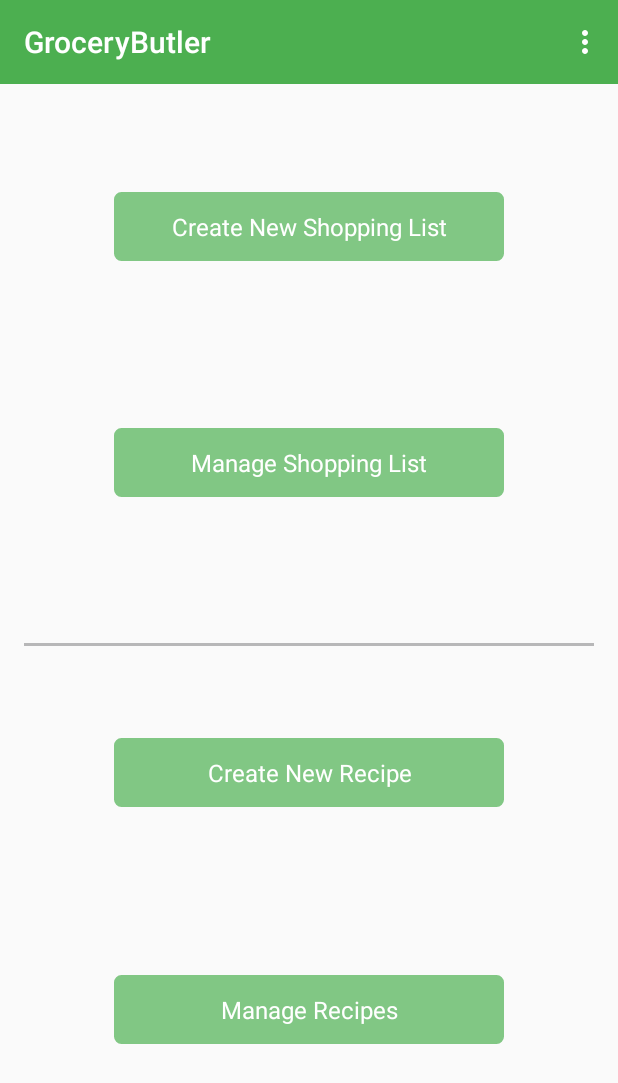
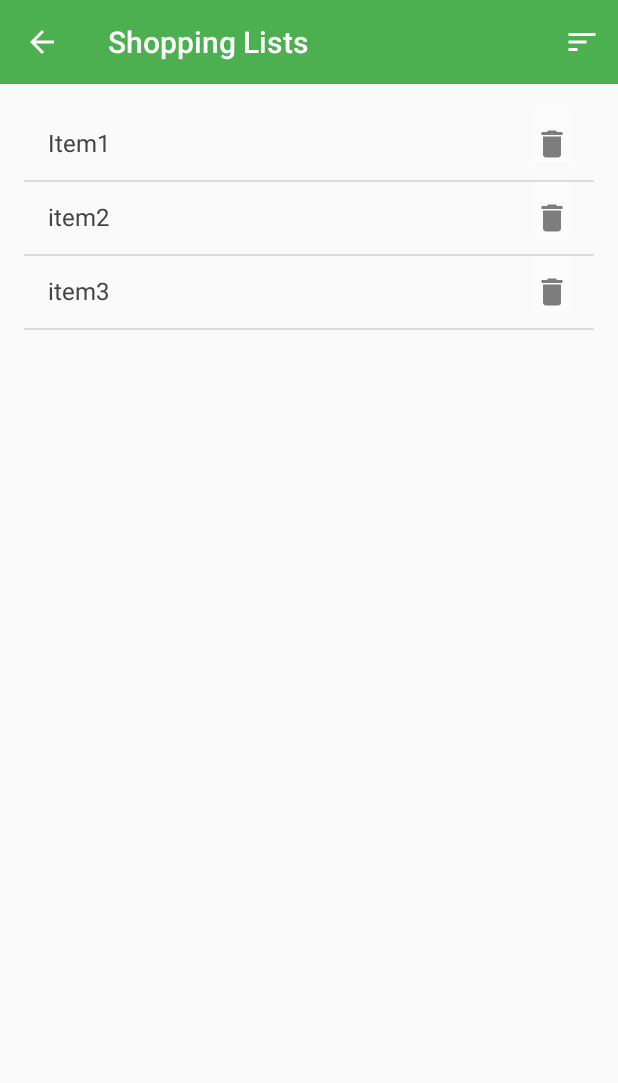
Before and after one commit to lawrencesmns/cmsc495, an Android app: the screen it shows after launch (MainActivity before the commit, ManageShoppingLists after it), after a tap on "Manage Shopping List", on a phone screen of 412 x 824 dp. Shown: the top 1083 px of the screen. Run offline under Robolectric (Android 15) with nearby library versions, the phone set to English and light mode, and no system bars.

Commit message:
Added activity Added ManageShoppingLists activity
Added Vector Images
Added Sort icon for sorting shopping lists and Delete icon for deleting lists

Updated strings.xml
Added string values to strings.xml

```diff
--- a/app/build.gradle
+++ b/app/build.gradle
@@ -29,4 +29,6 @@ dependencies {
     compile "com.android.support:appcompat-v7:${supportLibVersion}"
     compile "com.android.support:support-v4:${supportLibVersion}"
     compile "com.android.support:design:${supportLibVersion}"
+    compile 'com.android.support:support-v4:23.4.0'
+    compile 'com.android.support:recyclerview-v7:23.4.0'
 }
--- a/app/src/main/AndroidManifest.xml
+++ b/app/src/main/AndroidManifest.xml
@@ -7,7 +7,7 @@
         android:icon="@mipmap/ic_launcher"
         android:label="@string/app_name"
         android:supportsRtl="true"
-        android:theme="@style/AppTheme">
+        android:theme="@style/AppTheme.NoActionBar">
         <activity android:name=".Objects.MainActivity">
             <intent-filter>
                 <action android:name="android.intent.action.MAIN" />
@@ -16,18 +16,9 @@
             </intent-filter>
         </activity>
 
-        <fragment android:name=".UI.NewShoppingListFragment" />
+        <activity android:name=".UI.NewShoppingListActivity" />
 
-        <activity
-            android:name=".UI.NewShoppingListActivity"
-            android:label="@string/title_activity_new_shopping_list"
-            android:parentActivityName=".Objects.MainActivity"
-            android:theme="@style/AppTheme.NoActionBar">
-            <meta-data
-                android:name="android.support.PARENT_ACTIVITY"
-                android:value=".Objects.MainActivity" />
-
-        </activity>
+        <activity android:name=".UI.ManageShoppingLists"/>
     </application>
 
 </manifest>
--- a/app/src/main/java/edu/umuc/cmsc495/shoppinglist/Objects/MainActivity.java
+++ b/app/src/main/java/edu/umuc/cmsc495/shoppinglist/Objects/MainActivity.java
@@ -38,7 +38,8 @@ public class MainActivity extends AppCompatActivity {
         Button btnManageShoppingList = (Button) findViewById(R.id.btn_manage_list);
         btnManageShoppingList.setOnClickListener(new View.OnClickListener() {
             public void onClick(View v) {
-                // launch(edu.umuc.cmsc495.shoppinglist.UI.ManageShoppingList.class);
+                Intent intent = new Intent(v.getContext(),ManageShoppingLists.class);
+                startActivity(intent);
             }
         });
 
--- /dev/null
+++ b/app/src/main/java/edu/umuc/cmsc495/shoppinglist/UI/ManageShoppingLists.java
@@ -0,0 +1,39 @@
+package edu.umuc.cmsc495.shoppinglist.UI;
+
+import android.support.v7.app.AppCompatActivity;
+import android.os.Bundle;
+import android.support.v7.widget.Toolbar;
+import android.view.Menu;
+import android.view.MenuInflater;
+import android.widget.ArrayAdapter;
+import android.widget.ListView;
+
+import edu.umuc.cmsc495.shoppinglist.R;
+
+public class ManageShoppingLists extends AppCompatActivity {
+
+    @Override
+    protected void onCreate(Bundle savedInstanceState) {
+        super.onCreate(savedInstanceState);
+        setContentView(R.layout.activity_manage_shopping_lists);
+
+        ListView listView = (ListView) findViewById(R.id.shopping_lists);
+        String[] stringArray={"Item1","item2","item3"};
+        ArrayAdapter<String> shoppingListAdaptor = new ArrayAdapter<>(this,R.layout.list_item_shopping_list,R.id.list_name,stringArray);
+        listView.setAdapter(shoppingListAdaptor);
+
+        Toolbar myToolbar = (Toolbar) findViewById(R.id.manage_shopping_lists_toolbar);
+        setSupportActionBar(myToolbar);
+
+        getSupportActionBar().setDisplayHomeAsUpEnabled(true);
+        setTitle(R.string.shopping_lists);
+    }
+
+    public boolean onCreateOptionsMenu(Menu menu) {
+        MenuInflater inflater = getMenuInflater();
+        inflater.inflate(R.menu.manage_shopping_lists_menu, menu);
+        return true;
+    }
+
+
+}
--- /dev/null
+++ b/app/src/main/res/drawable/ic_delete_black_24dp.xml
@@ -0,0 +1,9 @@
+<vector xmlns:android="http://schemas.android.com/apk/res/android"
+        android:width="24dp"
+        android:height="24dp"
+        android:viewportWidth="24.0"
+        android:viewportHeight="24.0">
+    <path
+        android:fillColor="#7D7D7D"
+        android:pathData="M6,19c0,1.1 0.9,2 2,2h8c1.1,0 2,-0.9 2,-2V7H6v12zM19,4h-3.5l-1,-1h-5l-1,1H5v2h14V4z"/>
+</vector>
--- /dev/null
+++ b/app/src/main/res/drawable/ic_sort_white_24px.xml
@@ -0,0 +1,9 @@
+<vector xmlns:android="http://schemas.android.com/apk/res/android"
+        android:width="24dp"
+        android:height="24dp"
+        android:viewportWidth="24.0"
+        android:viewportHeight="24.0">
+    <path
+        android:pathData="M3,18h6v-2L3,16v2zM3,6v2h18L21,6L3,6zM3,13h12v-2L3,11v2z"
+        android:fillColor="#FFFFFF"/>
+</vector>
--- a/app/src/main/res/layout/activity_main.xml
+++ b/app/src/main/res/layout/activity_main.xml
@@ -8,7 +8,7 @@
     android:paddingLeft="@dimen/activity_horizontal_margin"
     android:paddingRight="@dimen/activity_horizontal_margin"
     android:paddingTop="@dimen/activity_vertical_margin"
-    tools:context=".MainActivity"
+    tools:context=".Objects.MainActivity"
     android:orientation="vertical"
     android:id="@+id/main_activity_container">
 
--- /dev/null
+++ b/app/src/main/res/layout/activity_manage_shopping_lists.xml
@@ -0,0 +1,36 @@
+<?xml version="1.0" encoding="utf-8"?>
+<LinearLayout xmlns:android="http://schemas.android.com/apk/res/android"
+    xmlns:tools="http://schemas.android.com/tools"
+    android:layout_width="match_parent"
+    android:layout_height="match_parent"
+    xmlns:app="http://schemas.android.com/apk/res-auto"
+    tools:context=".UI.ManageShoppingLists"
+    android:orientation="vertical">
+
+    <android.support.v7.widget.Toolbar
+        android:id="@+id/manage_shopping_lists_toolbar"
+        android:layout_width="match_parent"
+        android:layout_height="?attr/actionBarSize"
+        android:background="?attr/colorPrimary"
+        android:elevation="4dp"
+        android:title="@string/shopping_lists"
+        android:theme="@style/ThemeOverlay.AppCompat.Dark.ActionBar"
+        app:popupTheme="@style/ThemeOverlay.AppCompat.Light">
+    </android.support.v7.widget.Toolbar>
+
+    <LinearLayout
+        android:layout_width="wrap_content"
+        android:layout_height="match_parent"
+        android:orientation="vertical"
+        android:paddingBottom="@dimen/activity_vertical_margin"
+        android:paddingLeft="@dimen/activity_horizontal_margin"
+        android:paddingRight="@dimen/activity_horizontal_margin"
+        android:paddingTop="@dimen/activity_vertical_margin">
+    <!-- TODO: Update blank fragment layout -->
+        <ListView
+            android:id="@+id/shopping_lists"
+            android:layout_width="match_parent"
+            android:layout_height="match_parent">
+         </ListView>
+    </LinearLayout>
+</LinearLayout>
--- /dev/null
+++ b/app/src/main/res/layout/list_item_shopping_list.xml
@@ -0,0 +1,35 @@
+<?xml version="1.0" encoding="utf-8"?>
+<LinearLayout xmlns:android="http://schemas.android.com/apk/res/android"
+    android:orientation="vertical" android:layout_width="match_parent"
+    android:layout_height="match_parent">
+
+    <LinearLayout
+        android:orientation="horizontal"
+        android:layout_width="match_parent"
+        android:layout_height="wrap_content"
+        android:paddingLeft="16dp"
+        android:paddingRight="16dp"
+        >
+
+        <TextView
+            android:id="@+id/list_name"
+            android:layout_width="0dp"
+            android:layout_height="48dp"
+            android:paddingTop="12dp"
+            android:text="Item"
+            android:layout_weight="6"
+            android:textSize="16sp"
+            android:textColor="#434343"/>
+
+        <ImageButton
+            android:id="@+id/list_delete"
+            android:layout_width="24dp"
+            android:layout_height="wrap_content"
+            android:src="@drawable/ic_delete_black_24dp"
+            android:background="#80ffffff"
+            android:paddingTop="12dp"
+            />
+
+    </LinearLayout>
+
+</LinearLayout>
--- /dev/null
+++ b/app/src/main/res/menu/manage_shopping_lists_menu.xml
@@ -0,0 +1,25 @@
+<?xml version="1.0" encoding="utf-8"?>
+<menu xmlns:android="http://schemas.android.com/apk/res/android"
+    xmlns:app="http://schemas.android.com/apk/res-auto">
+    <item
+        android:id="@+id/sort"
+        android:icon="@drawable/ic_sort_white_24px"
+        app:showAsAction="ifRoom">
+        <menu>
+            <item
+                android:id="@+id/menuSortAscending"
+                android:title="@string/a_z" />
+            <item
+                android:id="@+id/menuSortDescending"
+                android:title="@string/z_a" />
+            <item
+                android:id="@+id/menuSortNewest"
+                android:title="@string/newest_to_oldest"
+                />
+            <item
+                android:id="@+id/menuSortOldest"
+                android:title="@string/oldest_to_newest"
+                />
+        </menu>
+    </item>
+</menu>
--- /dev/null
+++ b/app/src/main/res/values/attrs_shopping_list_item.xml
@@ -0,0 +1,8 @@
+<resources>
+    <declare-styleable name="shopping_list_item">
+        <attr name="exampleString" format="string" />
+        <attr name="exampleDimension" format="dimension" />
+        <attr name="exampleColor" format="color" />
+        <attr name="exampleDrawable" format="color|reference" />
+    </declare-styleable>
+</resources>
--- a/app/src/main/res/values/dimens.xml
+++ b/app/src/main/res/values/dimens.xml
@@ -7,4 +7,5 @@
     <!-- Dimensions for main screen buttons -->
     <dimen name="button_width">260dp</dimen>
     <dimen name="button_height">46dp</dimen>
+    <dimen name="text_margin">16dp</dimen>
 </resources>
--- a/app/src/main/res/values/strings.xml
+++ b/app/src/main/res/values/strings.xml
@@ -8,5 +8,13 @@
     <string name="btn_manage_recipes">Manage Recipes</string>
     <string name="title_activity_new_shopping_list">NewShoppingListActivity</string>
 
+    <!-- TODO: Remove or change this placeholder text -->
+    <string name="hello_blank_fragment">Hello blank fragment</string>
+    <string name="shopping_lists">Shopping Lists</string>
+    <string name="oldest_to_newest">Oldest to Newest</string>
+    <string name="newest_to_oldest">Newest to Oldest</string>
+    <string name="z_a">Z-A</string>
+    <string name="a_z">A-Z</string>
+
 
 </resources>
```
